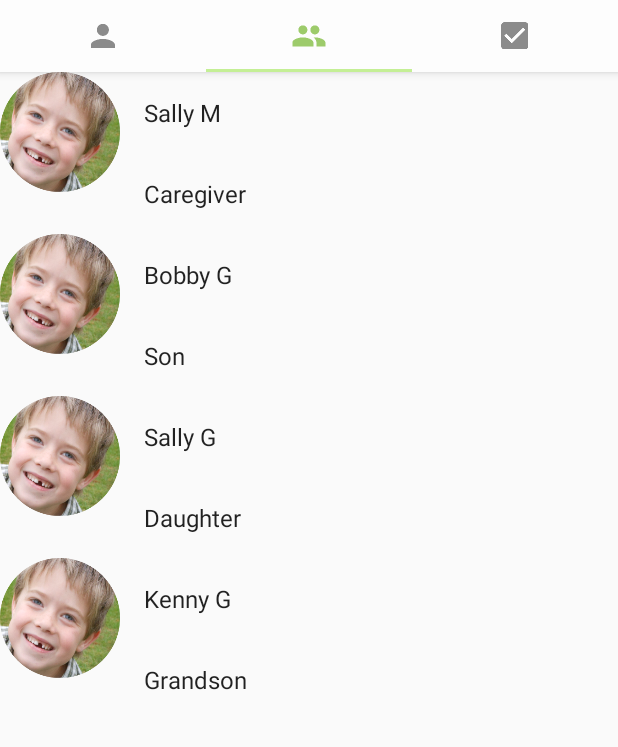
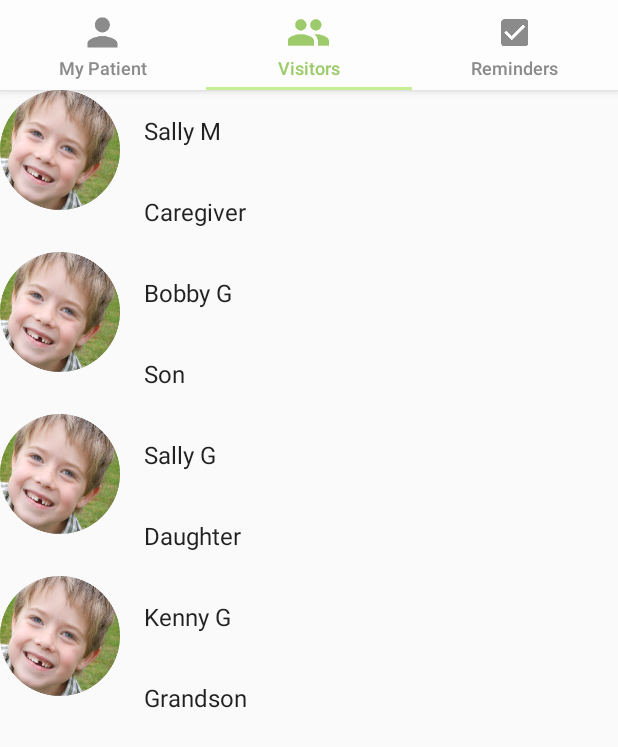
Before and after one commit to cs160-berkeley/Group-8-Project, an Android app: the screen it shows after launch (MainActivity), tab 2 chosen, on a phone screen of 412 x 824 dp. Shown: the top 747 px of the screen. Run offline under Robolectric (Android 15) with nearby library versions, the phone set to English and light mode, and no system bars.

Commit message:
Finish styling tab with icons and title

```diff
--- a/Ally/mobile/src/main/java/com/cs160/team8/ally/MainActivity.java
+++ b/Ally/mobile/src/main/java/com/cs160/team8/ally/MainActivity.java
@@ -22,6 +22,7 @@ import android.view.MenuItem;
 import android.view.View;
 import android.view.ViewGroup;
 
+import android.widget.ImageView;
 import android.widget.TextView;
 
 import java.util.ArrayList;
@@ -54,6 +55,11 @@ public class MainActivity extends AppCompatActivity
             R.drawable.ic_people,
             R.drawable.ic_check_box
     };
+    private String[] tabTitles = {
+            "My Patient",
+            "Visitors",
+            "Reminders"
+    };
 
     @Override
     protected void onCreate(Bundle savedInstanceState) {
@@ -83,15 +89,25 @@ public class MainActivity extends AppCompatActivity
                     @Override
                     public void onTabSelected(TabLayout.Tab tab) {
                         super.onTabSelected(tab);
-                        int tabIconColor = ContextCompat.getColor(MainActivity.this, R.color.tabActive);
-                        tab.getIcon().setColorFilter(tabIconColor, PorterDuff.Mode.SRC_IN);
+                        View view = tab.getCustomView();
+                        ImageView icon = (ImageView) view.findViewById(R.id.tab_icon);
+                        TextView title = (TextView) view.findViewById(R.id.tab_title);
+
+                        int activeColor = ContextCompat.getColor(MainActivity.this, R.color.tabActive);
+                        icon.setColorFilter(activeColor, PorterDuff.Mode.SRC_IN);
+                        title.setTextColor(activeColor);
                     }
 
                     @Override
                     public void onTabUnselected(TabLayout.Tab tab) {
                         super.onTabUnselected(tab);
-                        int tabIconColor = ContextCompat.getColor(MainActivity.this, R.color.tabInactive);
-                        tab.getIcon().setColorFilter(tabIconColor, PorterDuff.Mode.SRC_IN);
+                        View view = tab.getCustomView();
+                        TextView title = (TextView) view.findViewById(R.id.tab_title);
+
+                        ImageView icon = (ImageView) view.findViewById(R.id.tab_icon);
+                        int inactiveColor = ContextCompat.getColor(MainActivity.this, R.color.tabInactive);
+                        icon.setColorFilter(inactiveColor, PorterDuff.Mode.SRC_IN);
+                        title.setTextColor(inactiveColor);
                     }
 
                     @Override
@@ -104,9 +120,20 @@ public class MainActivity extends AppCompatActivity
     }
 
     private void setupTabIcons() {
-        tabLayout.getTabAt(0).setIcon(tabIcons[0]);
-        tabLayout.getTabAt(1).setIcon(tabIcons[1]);
-        tabLayout.getTabAt(2).setIcon(tabIcons[2]);
+        for (int i = 0; i < tabTitles.length; i += 1) {
+            View tab = LayoutInflater.from(this).inflate(R.layout.custom_tab, null);
+            TextView tabTitle = (TextView) tab.findViewById(R.id.tab_title);
+            tabTitle.setText(tabTitles[i]);
+
+            if (i == 0) {
+                int activeColor = ContextCompat.getColor(MainActivity.this, R.color.tabActive);
+                tabTitle.setTextColor(activeColor);
+            }
+
+            ImageView tabIcon = (ImageView) tab.findViewById(R.id.tab_icon);
+            tabIcon.setImageResource(tabIcons[i]);
+            tabLayout.getTabAt(i).setCustomView(tab);
+        }
     }
 
 
@@ -164,16 +191,9 @@ public class MainActivity extends AppCompatActivity
 
         @Override
         public CharSequence getPageTitle(int position) {
-//            switch (position) {
-//                case 0:
-//                    return "Home";
-//                case 1:
-//                    return "People";
-//                case 2:
-//                    return "Reminders";
-//                case 3:
-//                    return "Edit";
-//            }
+            if (position < tabTitles.length) {
+                return tabTitles[position];
+            }
             return null;
         }
     }
--- a/Ally/mobile/src/main/res/layout/activity_main.xml
+++ b/Ally/mobile/src/main/res/layout/activity_main.xml
@@ -19,7 +19,9 @@
             android:id="@+id/tabs"
             android:layout_width="match_parent"
             android:background="@color/white"
-            android:layout_height="wrap_content" />
+            app:tabMode="fixed"
+            app:tabGravity="fill"
+            android:layout_height="@dimen/custom_tab_layout_height" />
 
     </android.support.design.widget.AppBarLayout>
 
--- /dev/null
+++ b/Ally/mobile/src/main/res/layout/custom_tab.xml
@@ -0,0 +1,25 @@
+<?xml version="1.0" encoding="utf-8"?>
+<LinearLayout xmlns:android="http://schemas.android.com/apk/res/android"
+    android:layout_width="wrap_content"
+    android:layout_height="wrap_content"
+    android:id="@+id/tab"
+    android:orientation="vertical"
+    android:gravity="center"
+    >
+
+    <ImageView
+        android:layout_width="30dp"
+        android:layout_height="30dp"
+        android:scaleType="centerInside"
+        android:id="@+id/tab_icon"
+        />
+
+    <TextView
+        android:layout_width="wrap_content"
+        android:layout_height="wrap_content"
+        android:id="@+id/tab_title"
+        android:textColor="@color/tabInactive"
+        android:textSize="@dimen/tab_label"
+        android:fontFamily="@string/font_fontFamily_medium"/>
+
+</LinearLayout>
--- /dev/null
+++ b/Ally/mobile/src/main/res/values-v21/fonts.xml
@@ -0,0 +1,4 @@
+<?xml version="1.0" encoding="utf-8"?>
+<resources>
+    <string name="font_fontFamily_medium">sans-serif-medium</string>
+</resources>
--- a/Ally/mobile/src/main/res/values/dimens.xml
+++ b/Ally/mobile/src/main/res/values/dimens.xml
@@ -5,4 +5,6 @@
     <dimen name="fab_margin">16dp</dimen>
     <dimen name="appbar_padding_top">8dp</dimen>
     <dimen name="text_margin">16dp</dimen>
+    <dimen name="custom_tab_layout_height">60dp</dimen>
+    <dimen name="tab_label">12sp</dimen>
 </resources>
--- /dev/null
+++ b/Ally/mobile/src/main/res/values/fonts.xml
@@ -0,0 +1,4 @@
+<?xml version="1.0" encoding="utf-8"?>
+<resources>
+    <string name="font_fontFamily_medium">sans-serif</string>
+</resources>
```
